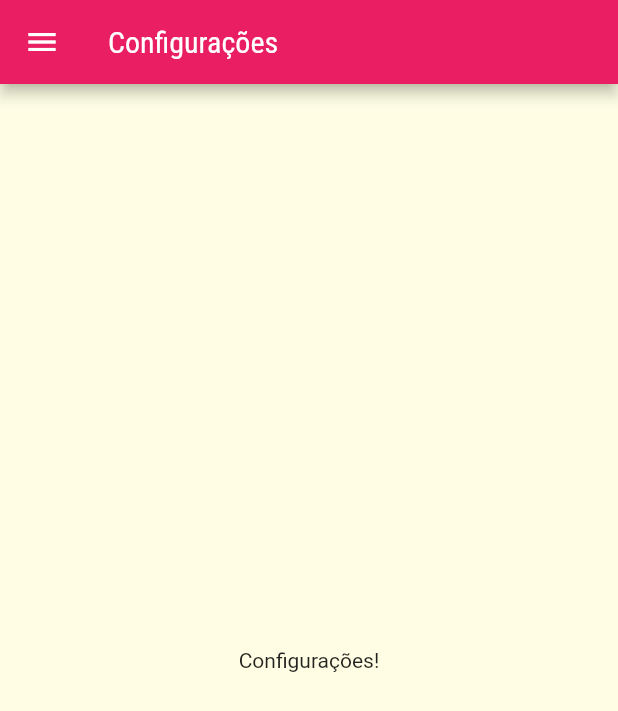
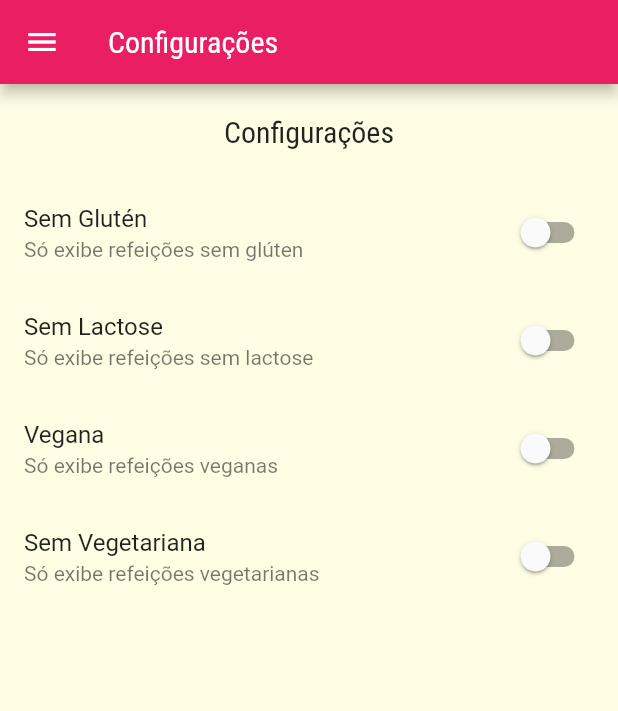
Before and after one commit to MarianaPezzi/DeliMeals, a Flutter app: the SettingsScreen screen opened by its route, on a phone screen of 412 x 824 dp. Shown: the top 711 px of the screen. Run offline on Flutter 3.47's test engine with Material 2 defaults, Android fonts, the phone set to English and light mode, and no system bars.

Commit message:
Tela de Configurações

```diff
--- /dev/null
+++ b/lib/models/settings.dart
@@ -0,0 +1,13 @@
+class Settings {
+  bool isGlutenFree;
+  bool isLactoseFree;
+  bool isVegan;
+  bool isVegetarian;
+
+  Settings({
+    this.isGlutenFree = false,
+    this.isLactoseFree = false,
+    this.isVegan = false,
+    this.isVegetarian = false,
+  });
+}
--- a/lib/screens/settings_screen.dart
+++ b/lib/screens/settings_screen.dart
@@ -1,8 +1,27 @@
 import 'package:flutter/material.dart';
 import 'package:vamos_cozinhar/components/main_drawer.dart';
+import 'package:vamos_cozinhar/models/settings.dart';
 
-class SettingsScreen extends StatelessWidget {
-  const SettingsScreen({super.key});
+class SettingsScreen extends StatefulWidget {
+  @override
+  State<SettingsScreen> createState() => _SettingsScreenState();
+}
+
+class _SettingsScreenState extends State<SettingsScreen> {
+  var settings = Settings();
+  Widget _createSwitch(
+    String title,
+    String subtitle,
+    bool value,
+    dynamic onChanged,
+  ) {
+    return SwitchListTile.adaptive(
+      title: Text(title),
+      subtitle: Text(subtitle),
+      value: value,
+      onChanged: onChanged,
+    );
+  }
 
   @override
   Widget build(BuildContext context) {
@@ -11,8 +30,46 @@ class SettingsScreen extends StatelessWidget {
         title: Text('Configurações'),
       ),
       drawer: MainDrawer(),
-      body: Center(
-        child: Text('Configurações!'),
+      body: Column(
+        children: <Widget>[
+          Container(
+            padding: EdgeInsets.all(20),
+            child: Text(
+              'Configurações',
+              style: Theme.of(context).textTheme.titleLarge,
+            ),
+          ),
+          Expanded(
+            child: ListView(
+              children: <Widget>[
+                _createSwitch(
+                  "Sem Glutén",
+                  'Só exibe refeições sem glúten',
+                  settings.isGlutenFree,
+                  (value) => setState(() => settings.isGlutenFree = value),
+                ),
+                _createSwitch(
+                  "Sem Lactose",
+                  'Só exibe refeições sem lactose',
+                  settings.isLactoseFree,
+                  (value) => setState(() => settings.isLactoseFree = value),
+                ),
+                _createSwitch(
+                  "Vegana",
+                  'Só exibe refeições veganas',
+                  settings.isVegan,
+                  (value) => setState(() => settings.isVegan = value),
+                ),
+                _createSwitch(
+                  "Sem Vegetariana",
+                  'Só exibe refeições vegetarianas',
+                  settings.isVegetarian,
+                  (value) => setState(() => settings.isVegetarian = value),
+                ),
+              ],
+            ),
+          ),
+        ],
       ),
     );
   }
```
